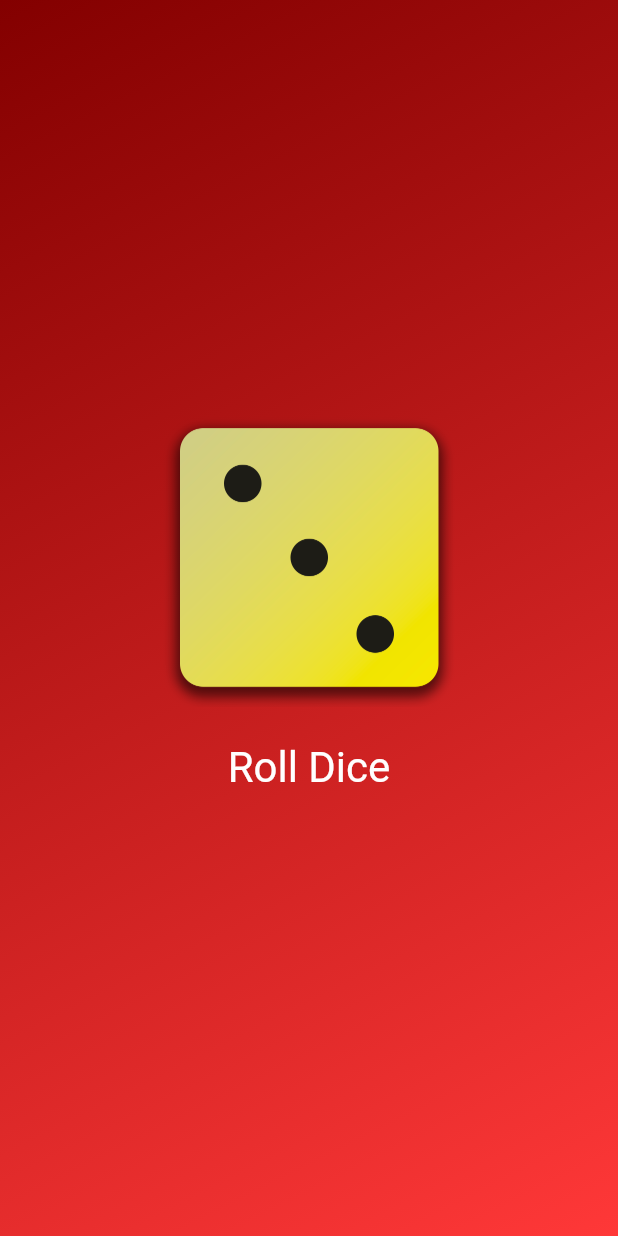
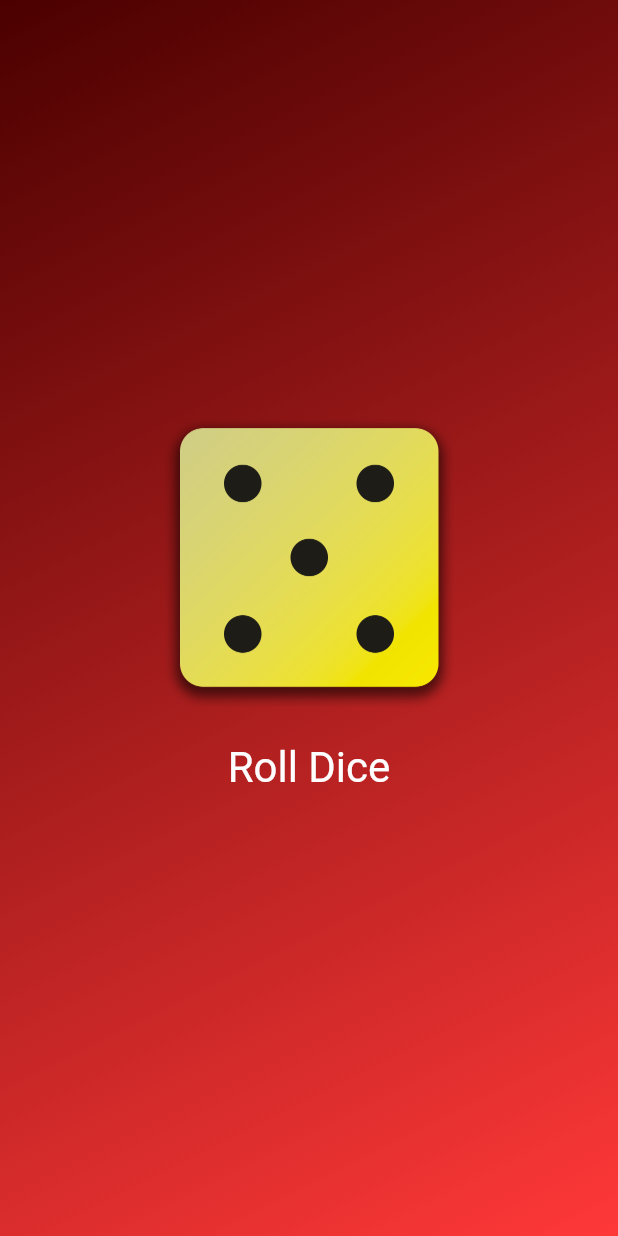
Before and after one commit to DCXan/flutter-roll-dice, a Flutter app: the screen it shows after launch, after a tap on "Roll Dice", on a phone screen of 412 x 824 dp. Run offline on Flutter 3.47's test engine with Material 2 defaults, Android fonts, the phone set to English and light mode, and no system bars; missing offline and left inert: dart:ffi.

```diff
--- /dev/null
+++ b/lib/dice_roller.dart
@@ -0,0 +1,45 @@
+import 'package:flutter/material.dart';
+import 'dart:math';
+
+class DiceRoller extends StatefulWidget {
+  const DiceRoller({super.key});
+
+  @override
+  State<DiceRoller> createState() {
+    return _DiceRollerState();
+  }
+}
+
+class _DiceRollerState extends State<DiceRoller> {
+  var activeDiceImage = 'assets/images/dice-3.png';
+
+  void rollDice() {
+    setState(() {
+      Random random = Random();
+      int randomNumber = random.nextInt(6) + 1;
+      activeDiceImage = 'assets/images/dice-$randomNumber.png';
+    });
+    return;
+  }
+
+  @override
+  Widget build(context) {
+    return Column(
+      mainAxisSize: MainAxisSize.min,
+      children: [
+        Image.asset(
+          activeDiceImage,
+          width: 200,
+        ),
+        TextButton(
+          onPressed: rollDice,
+          style: TextButton.styleFrom(
+              padding: const EdgeInsets.all(24),
+              foregroundColor: Colors.white,
+              textStyle: const TextStyle(fontSize: 28)),
+          child: const Text('Roll Dice'),
+        )
+      ],
+    );
+  }
+}
--- a/lib/gradient_container.dart
+++ b/lib/gradient_container.dart
@@ -3,53 +3,32 @@ import 'dart:ffi';
 import 'package:flutter/material.dart';
 import 'package:first_app/styled_text.dart';
 import 'dart:math';
+import 'package:first_app/dice_roller.dart';
 
 const startAlignment = Alignment.topLeft;
 const endAlignment = Alignment.bottomRight;
 
 class GradientContainer extends StatelessWidget {
-  GradientContainer(this.color1, this.color2, {super.key});
+  const GradientContainer(this.color1, this.color2, {super.key});
 
   final Color color1;
   final Color color2;
-
-  var activeDiceImage = 'assets/images/dice-3.png';
-
-  void rollDice() {
-    Random random = Random();
-    int randomNumber = random.nextInt(6) + 1;
-    activeDiceImage = 'assets/images/dice-$randomNumber.png';
-    return;
-  }
 
   @override
   Widget build(context) {
     return Container(
       decoration: BoxDecoration(
         gradient: LinearGradient(
-          colors: [color1, color2],
+          colors: [
+            color1,
+            color2,
+          ],
           begin: startAlignment,
           end: endAlignment,
         ),
       ),
-      child: Center(
-        child: Column(
-          mainAxisSize: MainAxisSize.min,
-          children: [
-            Image.asset(
-              activeDiceImage,
-              width: 200,
-            ),
-            TextButton(
-              onPressed: rollDice,
-              style: TextButton.styleFrom(
-                  padding: const EdgeInsets.all(24),
-                  foregroundColor: Colors.white,
-                  textStyle: const TextStyle(fontSize: 28)),
-              child: const Text('Roll Dice'),
-            )
-          ],
-        ),
+      child: const Center(
+        child: DiceRoller(),
       ),
     );
   }
--- a/lib/main.dart
+++ b/lib/main.dart
@@ -3,10 +3,10 @@ import 'package:first_app/gradient_container.dart';
 
 void main() {
   runApp(
-    MaterialApp(
+    const MaterialApp(
       home: Scaffold(
-        body: GradientContainer(const Color.fromARGB(255, 131, 0, 0),
-            const Color.fromARGB(255, 255, 56, 56)),
+        body: GradientContainer(
+            Color.fromARGB(255, 75, 0, 0), Color.fromARGB(255, 255, 56, 56)),
       ),
     ),
   );
```
